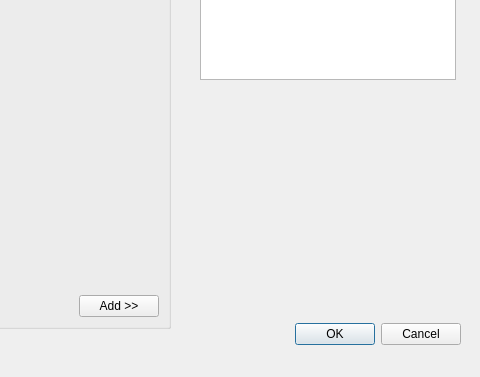
The window that ui/create_new_table.ui (AeroNotix/freepoint) describes before a commit, drawn with Qt 5; both pictures show x 340 to 820 and y 222 to 599 of the 820 by 599 pixel window.
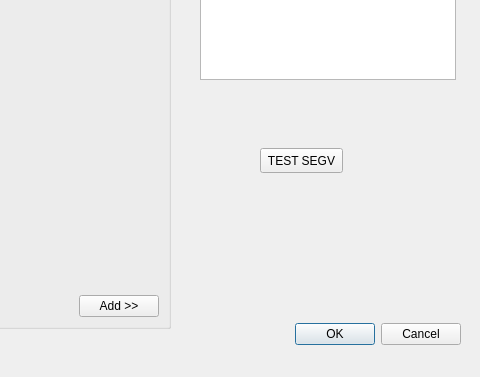
The same window after the commit.

```diff
--- a/ui/create_new_table.ui
+++ b/ui/create_new_table.ui
@@ -576,6 +576,19 @@
     <cstring>txt_table_name</cstring>
    </property>
   </widget>
+  <widget class="QPushButton" name="pushButton">
+   <property name="geometry">
+    <rect>
+     <x>600</x>
+     <y>370</y>
+     <width>83</width>
+     <height>25</height>
+    </rect>
+   </property>
+   <property name="text">
+    <string>TEST SEGV</string>
+   </property>
+  </widget>
  </widget>
  <tabstops>
   <tabstop>line_radio</tabstop>
```
Left out of the diff: 29 changed lines with no effect on the pictures.
